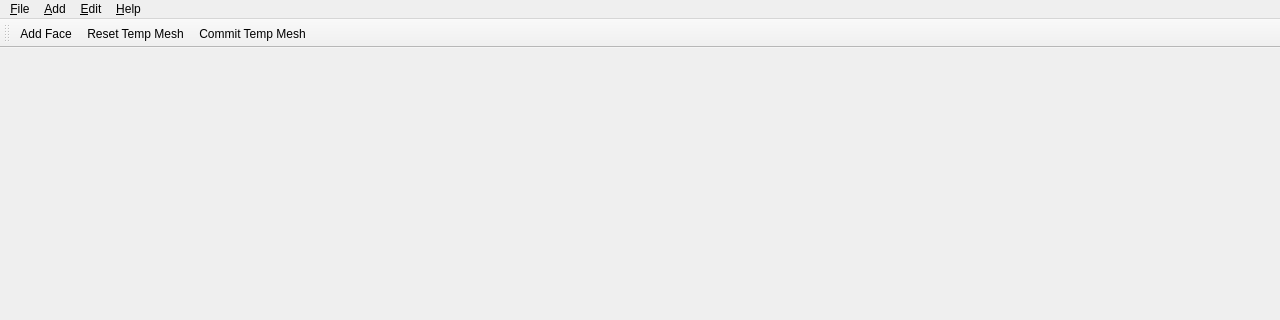
This is Application/QtFrontend/MainWindow.ui in tobyc11/Nome3 as Qt 5 draws it before an edit; both pictures show x 0 to 1280 and y 0 to 320 of the 1280 by 720 pixel window. The edited form follows.
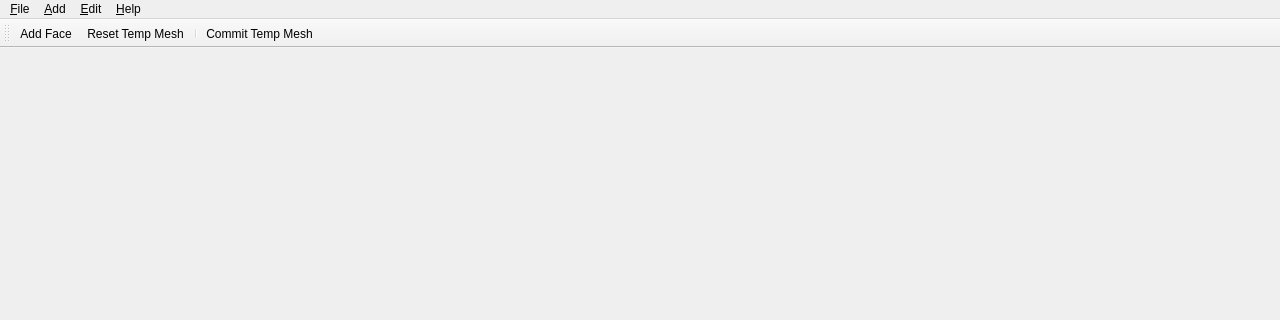
This is the edited form.

```diff
--- a/Application/QtFrontend/MainWindow.ui
+++ b/Application/QtFrontend/MainWindow.ui
@@ -68,6 +68,7 @@
    </attribute>
    <addaction name="actionAddFace"/>
    <addaction name="actionResetTempMesh"/>
+   <addaction name="separator"/>
    <addaction name="actionCommitTempMesh"/>
   </widget>
   <action name="actionNew">
```
Left out of the diff: 4 changed lines with no effect on the pictures.
